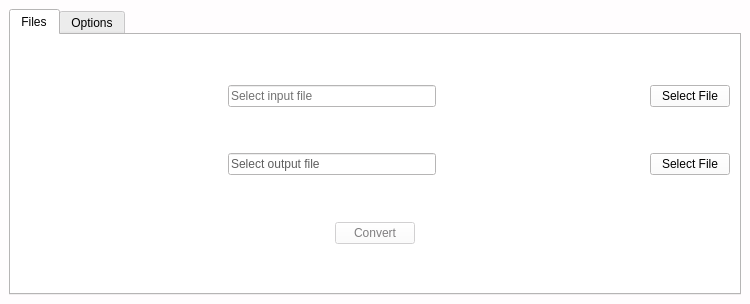
MartaGr/Flow-CORAConverter, file src/mainwindow.ui: the form before one commit.
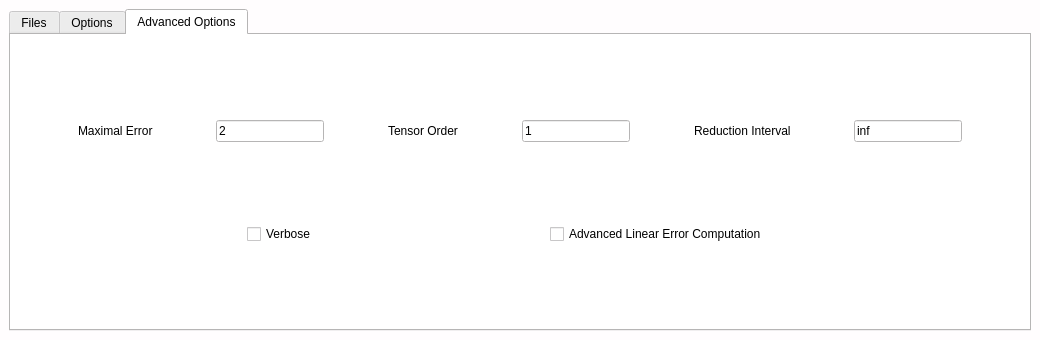
The form after the commit.

Commit message: Implementing non-linear hybrid dynamic

```diff
--- a/src/mainwindow.ui
+++ b/src/mainwindow.ui
@@ -6,8 +6,8 @@
    <rect>
     <x>0</x>
     <y>0</y>
-    <width>750</width>
-    <height>304</height>
+    <width>1040</width>
+    <height>340</height>
    </rect>
   </property>
   <property name="palette">
@@ -430,10 +430,10 @@
   </property>
   <widget class="QWidget" name="centralwidget">
    <layout class="QGridLayout" name="gridLayout">
-    <item row="0" column="1">
+    <item row="0" column="0">
      <widget class="QTabWidget" name="tabs">
       <property name="currentIndex">
-       <number>0</number>
+       <number>2</number>
       </property>
       <widget class="QWidget" name="files_widget">
        <attribute name="title">
@@ -1286,6 +1286,250 @@
         </item>
        </layout>
       </widget>
+      <widget class="QWidget" name="advanced_widget">
+       <attribute name="title">
+        <string>Advanced Options</string>
+       </attribute>
+       <layout class="QGridLayout" name="gridLayout_5">
+        <item row="0" column="0">
+         <layout class="QGridLayout" name="gridLayout_4">
+          <item row="0" column="1">
+           <spacer name="verticalSpacer_4">
+            <property name="orientation">
+             <enum>Qt::Vertical</enum>
+            </property>
+            <property name="sizeHint" stdset="0">
+             <size>
+              <width>20</width>
+              <height>13</height>
+             </size>
+            </property>
+           </spacer>
+          </item>
+          <item row="1" column="0" colspan="2">
+           <layout class="QHBoxLayout" name="horizontalLayout_3">
+            <item>
+             <spacer name="horizontalSpacer_3">
+              <property name="orientation">
+               <enum>Qt::Horizontal</enum>
+              </property>
+              <property name="sizeHint" stdset="0">
+               <size>
+                <width>40</width>
+                <height>20</height>
+               </size>
+              </property>
+             </spacer>
+            </item>
+            <item>
+             <widget class="QLabel" name="label">
+              <property name="text">
+               <string>Maximal Error</string>
+              </property>
+             </widget>
+            </item>
+            <item>
+             <spacer name="horizontalSpacer_6">
+              <property name="orientation">
+               <enum>Qt::Horizontal</enum>
+              </property>
+              <property name="sizeHint" stdset="0">
+               <size>
+                <width>40</width>
+                <height>20</height>
+               </size>
+              </property>
+             </spacer>
+            </item>
+            <item>
+             <widget class="QLineEdit" name="maxError">
+              <property name="text">
+               <string>2</string>
+              </property>
+             </widget>
+            </item>
+            <item>
+             <spacer name="horizontalSpacer_7">
+              <property name="orientation">
+               <enum>Qt::Horizontal</enum>
+              </property>
+              <property name="sizeHint" stdset="0">
+               <size>
+                <width>40</width>
+                <height>20</height>
+               </size>
+              </property>
+             </spacer>
+            </item>
+            <item>
+             <widget class="QLabel" name="label_2">
+              <property name="text">
+               <string>Tensor Order</string>
+              </property>
+             </widget>
+            </item>
+            <item>
+             <spacer name="horizontalSpacer_9">
+              <property name="orientation">
+               <enum>Qt::Horizontal</enum>
+              </property>
+              <property name="sizeHint" stdset="0">
+               <size>
+                <width>40</width>
+                <height>20</height>
+               </size>
+              </property>
+             </spacer>
+            </item>
+            <item>
+             <widget class="QLineEdit" name="tensorOrder">
+              <property name="text">
+               <string>1</string>
+              </property>
+             </widget>
+            </item>
+            <item>
+             <spacer name="horizontalSpacer_36">
+              <property name="orientation">
+               <enum>Qt::Horizontal</enum>
+              </property>
+              <property name="sizeHint" stdset="0">
+               <size>
+                <width>40</width>
+                <height>20</height>
+               </size>
+              </property>
+             </spacer>
+            </item>
+            <item>
+             <widget class="QLabel" name="label_8">
+              <property name="text">
+               <string>Reduction Interval</string>
+              </property>
+             </widget>
+            </item>
+            <item>
+             <spacer name="horizontalSpacer_39">
+              <property name="orientation">
+               <enum>Qt::Horizontal</enum>
+              </property>
+              <property name="sizeHint" stdset="0">
+               <size>
+                <width>18</width>
+                <height>20</height>
+               </size>
+              </property>
+             </spacer>
+            </item>
+            <item>
+             <widget class="QLineEdit" name="reductionInterval">
+              <property name="text">
+               <string>inf</string>
+              </property>
+             </widget>
+            </item>
+            <item>
+             <spacer name="horizontalSpacer_40">
+              <property name="orientation">
+               <enum>Qt::Horizontal</enum>
+              </property>
+              <property name="sizeHint" stdset="0">
+               <size>
+                <width>40</width>
+                <height>20</height>
+               </size>
+              </property>
+             </spacer>
+            </item>
+           </layout>
+          </item>
+          <item row="2" column="1">
+           <spacer name="verticalSpacer_11">
+            <property name="orientation">
+             <enum>Qt::Vertical</enum>
+            </property>
+            <property name="sizeHint" stdset="0">
+             <size>
+              <width>20</width>
+              <height>18</height>
+             </size>
+            </property>
+           </spacer>
+          </item>
+          <item row="3" column="0">
+           <layout class="QHBoxLayout" name="horizontalLayout_10">
+            <item>
+             <spacer name="horizontalSpacer_8">
+              <property name="orientation">
+               <enum>Qt::Horizontal</enum>
+              </property>
+              <property name="sizeHint" stdset="0">
+               <size>
+                <width>40</width>
+                <height>20</height>
+               </size>
+              </property>
+             </spacer>
+            </item>
+            <item>
+             <widget class="QCheckBox" name="verbose">
+              <property name="text">
+               <string>Verbose</string>
+              </property>
+             </widget>
+            </item>
+            <item>
+             <spacer name="horizontalSpacer_37">
+              <property name="orientation">
+               <enum>Qt::Horizontal</enum>
+              </property>
+              <property name="sizeHint" stdset="0">
+               <size>
+                <width>40</width>
+                <height>20</height>
+               </size>
+              </property>
+             </spacer>
+            </item>
+            <item>
+             <widget class="QCheckBox" name="advancedLinErrorComp">
+              <property name="text">
+               <string>Advanced Linear Error Computation</string>
+              </property>
+             </widget>
+            </item>
+            <item>
+             <spacer name="horizontalSpacer_38">
+              <property name="orientation">
+               <enum>Qt::Horizontal</enum>
+              </property>
+              <property name="sizeHint" stdset="0">
+               <size>
+                <width>40</width>
+                <height>20</height>
+               </size>
+              </property>
+             </spacer>
+            </item>
+           </layout>
+          </item>
+          <item row="4" column="1">
+           <spacer name="verticalSpacer_12">
+            <property name="orientation">
+             <enum>Qt::Vertical</enum>
+            </property>
+            <property name="sizeHint" stdset="0">
+             <size>
+              <width>20</width>
+              <height>40</height>
+             </size>
+            </property>
+           </spacer>
+          </item>
+         </layout>
+        </item>
+       </layout>
+      </widget>
      </widget>
     </item>
    </layout>
```
The commit also changes 3 other files.
